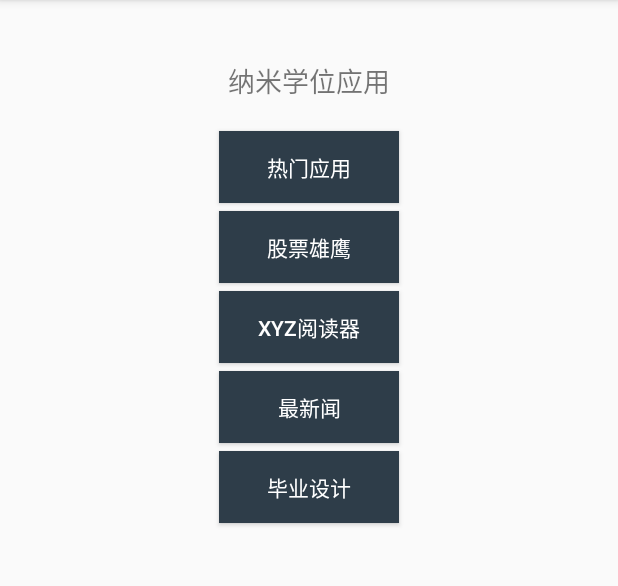
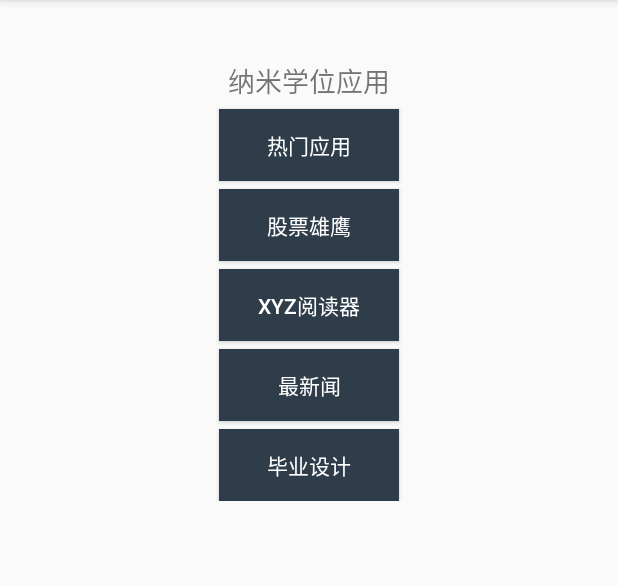
Before and after one commit to lekenny/LekennyUdacityApplication, an Android app: the screen it shows after launch (MainActivity), on a phone screen of 412 x 824 dp, the part 84-670 px from its top. Run offline under Robolectric (Android 15) with nearby library versions, the phone set to English and light mode, and no system bars; our stand-ins replace ButterKnife.

Commit message:
提取相同的样式 使用ScrollView作为根布局

```diff
--- a/app/src/main/res/layout/activity_main.xml
+++ b/app/src/main/res/layout/activity_main.xml
@@ -1,13 +1,18 @@
 <?xml version="1.0" encoding="utf-8"?>
-<LinearLayout
+<ScrollView
     xmlns:android="http://schemas.android.com/apk/res/android"
     xmlns:tools="http://schemas.android.com/tools"
     android:id="@+id/activity_main"
     android:layout_width="match_parent"
     android:layout_height="match_parent"
+    tools:context="com.lekenny.lekennyudacityapplication.MainActivity">
+
+    <LinearLayout
+        android:layout_width="match_parent"
+        android:layout_height="wrap_content"
         android:gravity="center_horizontal"
         android:orientation="vertical"
-    tools:context="com.lekenny.lekennyudacityapplication.MainActivity">
+    >
 
         <TextView
             android:id="@+id/title"
@@ -20,52 +25,28 @@
         />
         <Button
             android:id="@+id/btn_00"
-        android:layout_width="120dp"
-        android:layout_height="wrap_content"
-        android:layout_centerHorizontal="true"
-        android:layout_marginTop="20dp"
-        android:background="@color/colorAuxiliary"
+            style="@style/UdactityButtonStyle"
             android:text="热门应用"
-        android:textColor="@color/colorWhite"
         />
         <Button
             android:id="@+id/btn_01"
-        android:layout_width="120dp"
-        android:layout_height="wrap_content"
-        android:layout_centerHorizontal="true"
-        android:layout_marginTop="5dp"
-        android:background="@color/colorAuxiliary"
+            style="@style/UdactityButtonStyle"
             android:text="股票雄鹰"
-        android:textColor="@color/colorWhite"
         />
         <Button
             android:id="@+id/btn_02"
-        android:layout_width="120dp"
-        android:layout_height="wrap_content"
-        android:layout_centerHorizontal="true"
-        android:layout_marginTop="5dp"
-        android:background="@color/colorAuxiliary"
+            style="@style/UdactityButtonStyle"
             android:text="XYZ阅读器"
-        android:textColor="@color/colorWhite"
         />
         <Button
             android:id="@+id/btn_03"
-        android:layout_width="120dp"
-        android:layout_height="wrap_content"
-        android:layout_centerHorizontal="true"
-        android:layout_marginTop="5dp"
-        android:background="@color/colorAuxiliary"
+            style="@style/UdactityButtonStyle"
             android:text="最新闻"
-        android:textColor="@color/colorWhite"
         />
         <Button
             android:id="@+id/btn_04"
-        android:layout_width="120dp"
-        android:layout_height="wrap_content"
-        android:layout_centerHorizontal="true"
-        android:layout_marginTop="5dp"
-        android:background="@color/colorAuxiliary"
+            style="@style/UdactityButtonStyle"
             android:text="毕业设计"
-        android:textColor="@color/colorWhite"
         />
     </LinearLayout>
+</ScrollView>
--- a/app/src/main/res/values/styles.xml
+++ b/app/src/main/res/values/styles.xml
@@ -8,4 +8,13 @@
         <item name="colorAccent">@color/colorAccent</item>
     </style>
 
+    <style name="UdactityButtonStyle">
+        <item name="android:layout_width">120dp</item>
+        <item name="android:layout_height">wrap_content</item>
+        <item name="android:layout_centerHorizontal">true</item>
+        <item name="android:layout_marginTop">5dp</item>
+        <item name="android:background">@color/colorAuxiliary</item>
+        <item name="android:textColor">@color/colorWhite</item>
+    </style>
+
 </resources>
```
Lines whose indentation alone changed are shown as unchanged.
